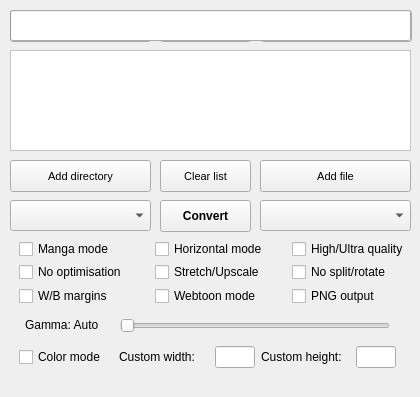
The window that gui/KCC.ui (ciromattia/kcc) describes before a commit, drawn with Qt 5.
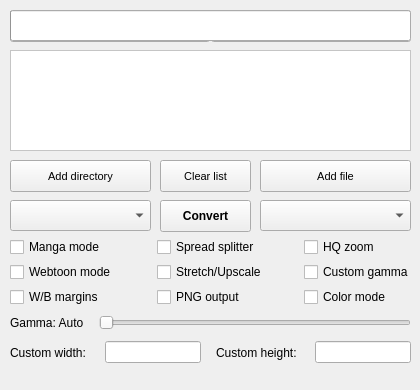
The same window after the commit. Icons and pictures are not drawn.

```diff
--- a/gui/KCC.ui
+++ b/gui/KCC.ui
@@ -7,19 +7,19 @@
     <x>0</x>
     <y>0</y>
     <width>420</width>
-    <height>397</height>
+    <height>390</height>
    </rect>
   </property>
   <property name="minimumSize">
    <size>
     <width>420</width>
-    <height>397</height>
+    <height>390</height>
    </size>
   </property>
   <property name="maximumSize">
    <size>
     <width>420</width>
-    <height>397</height>
+    <height>390</height>
    </size>
   </property>
   <property name="font">
@@ -38,113 +38,6 @@
    <locale language="C" country="AnyCountry"/>
   </property>
   <widget class="QWidget" name="Form">
-   <widget class="QFrame" name="OptionsAdvanced">
-    <property name="enabled">
-     <bool>true</bool>
-    </property>
-    <property name="geometry">
-     <rect>
-      <x>10</x>
-      <y>254</y>
-      <width>421</width>
-      <height>61</height>
-     </rect>
-    </property>
-    <property name="font">
-     <font>
-      <pointsize>9</pointsize>
-     </font>
-    </property>
-    <layout class="QGridLayout" name="gridLayout">
-     <property name="leftMargin">
-      <number>9</number>
-     </property>
-     <item row="1" column="0">
-      <widget class="QCheckBox" name="ProcessingBox">
-       <property name="focusPolicy">
-        <enum>Qt::NoFocus</enum>
-       </property>
-       <property name="toolTip">
-        <string>&lt;html&gt;&lt;head/&gt;&lt;body&gt;&lt;p style='white-space:pre'&gt;Disable image optimizations.&lt;br/&gt;&lt;span style=&quot; font-weight:600;&quot;&gt;Input images must be already resized.&lt;/span&gt;&lt;/p&gt;&lt;/body&gt;&lt;/html&gt;</string>
-       </property>
-       <property name="text">
-        <string>No optimisation</string>
-       </property>
-      </widget>
-     </item>
-     <item row="1" column="1">
-      <widget class="QCheckBox" name="UpscaleBox">
-       <property name="focusPolicy">
-        <enum>Qt::NoFocus</enum>
-       </property>
-       <property name="toolTip">
-        <string>&lt;html&gt;&lt;head/&gt;&lt;body&gt;&lt;p&gt;&lt;span style=&quot; font-weight:600; text-decoration: underline;&quot;&gt;Unchecked - Nothing&lt;br/&gt;&lt;/span&gt;Images smaller than device resolution will not be resized.&lt;/p&gt;&lt;p&gt;&lt;span style=&quot; font-weight:600; text-decoration: underline;&quot;&gt;Indeterminate - Stretching&lt;br/&gt;&lt;/span&gt;Images smaller than device resolution will be resized. Aspect ratio will be not preserved.&lt;/p&gt;&lt;p&gt;&lt;span style=&quot; font-weight:600; text-decoration: underline;&quot;&gt;Checked - Upscaling&lt;br/&gt;&lt;/span&gt;Images smaller than device resolution will be resized. Aspect ratio will be preserved.&lt;/p&gt;&lt;/body&gt;&lt;/html&gt;</string>
-       </property>
-       <property name="text">
-        <string>Stretch/Upscale</string>
-       </property>
-       <property name="tristate">
-        <bool>true</bool>
-       </property>
-      </widget>
-     </item>
-     <item row="3" column="1">
-      <widget class="QCheckBox" name="WebtoonBox">
-       <property name="focusPolicy">
-        <enum>Qt::NoFocus</enum>
-       </property>
-       <property name="toolTip">
-        <string>&lt;html&gt;&lt;head/&gt;&lt;body&gt;&lt;p style='white-space:pre'&gt;Enable special parsing mode for WebToons.&lt;/p&gt;&lt;/body&gt;&lt;/html&gt;</string>
-       </property>
-       <property name="text">
-        <string>Webtoon mode</string>
-       </property>
-      </widget>
-     </item>
-     <item row="3" column="2">
-      <widget class="QCheckBox" name="NoDitheringBox">
-       <property name="focusPolicy">
-        <enum>Qt::NoFocus</enum>
-       </property>
-       <property name="toolTip">
-        <string>&lt;html&gt;&lt;head/&gt;&lt;body&gt;&lt;p style='white-space:pre'&gt;Create PNG files instead JPEG.&lt;br/&gt;Quality increase is not noticeable on most of devices.&lt;br/&gt;Output files &lt;span style=&quot; font-weight:600;&quot;&gt;might&lt;/span&gt; be smaller.&lt;br/&gt;&lt;span style=&quot; font-weight:600;&quot;&gt;MOBI conversion will be much slower.&lt;/span&gt;&lt;/p&gt;&lt;/body&gt;&lt;/html&gt;</string>
-       </property>
-       <property name="text">
-        <string>PNG output</string>
-       </property>
-      </widget>
-     </item>
-     <item row="3" column="0">
-      <widget class="QCheckBox" name="BorderBox">
-       <property name="focusPolicy">
-        <enum>Qt::NoFocus</enum>
-       </property>
-       <property name="toolTip">
-        <string>&lt;html&gt;&lt;head/&gt;&lt;body&gt;&lt;p&gt;&lt;span style=&quot; font-weight:600; text-decoration: underline;&quot;&gt;Unchecked - Autodetection&lt;br/&gt;&lt;/span&gt;Color of margins fill will be detected automatically.&lt;/p&gt;&lt;p&gt;&lt;span style=&quot; font-weight:600; text-decoration: underline;&quot;&gt;Indeterminate - White&lt;br/&gt;&lt;/span&gt;Margins will be filled with white color.&lt;/p&gt;&lt;p&gt;&lt;span style=&quot; font-weight:600; text-decoration: underline;&quot;&gt;Checked - Black&lt;br/&gt;&lt;/span&gt;Margins will be filled with black color.&lt;/p&gt;&lt;/body&gt;&lt;/html&gt;</string>
-       </property>
-       <property name="text">
-        <string>W/B margins</string>
-       </property>
-       <property name="tristate">
-        <bool>true</bool>
-       </property>
-      </widget>
-     </item>
-     <item row="1" column="2">
-      <widget class="QCheckBox" name="NoRotateBox">
-       <property name="focusPolicy">
-        <enum>Qt::NoFocus</enum>
-       </property>
-       <property name="toolTip">
-        <string>&lt;html&gt;&lt;head/&gt;&lt;body&gt;&lt;p style='white-space:pre'&gt;Disable page splitting and rotation.&lt;/p&gt;&lt;/body&gt;&lt;/html&gt;</string>
-       </property>
-       <property name="text">
-        <string>No split/rotate</string>
-       </property>
-      </widget>
-     </item>
-    </layout>
-   </widget>
    <widget class="QComboBox" name="DeviceBox">
     <property name="geometry">
      <rect>
@@ -302,9 +195,9 @@
     <property name="geometry">
      <rect>
       <x>10</x>
-      <y>230</y>
-      <width>421</width>
-      <height>41</height>
+      <y>237</y>
+      <width>401</width>
+      <height>70</height>
      </rect>
     </property>
     <property name="font">
@@ -312,15 +205,27 @@
       <pointsize>9</pointsize>
      </font>
     </property>
+    <layout class="QGridLayout" name="gridLayout" columnstretch="0,0,0">
+     <property name="leftMargin">
+      <number>0</number>
+     </property>
+     <property name="topMargin">
+      <number>0</number>
+     </property>
+     <property name="rightMargin">
+      <number>0</number>
+     </property>
+     <property name="bottomMargin">
+      <number>0</number>
+     </property>
+     <property name="horizontalSpacing">
+      <number>40</number>
+     </property>
+     <property name="verticalSpacing">
+      <number>5</number>
+     </property>
+     <item row="2" column="0">
     <widget class="QCheckBox" name="MangaBox">
-     <property name="geometry">
-      <rect>
-       <x>9</x>
-       <y>10</y>
-       <width>130</width>
-       <height>18</height>
-      </rect>
-     </property>
      <property name="focusPolicy">
       <enum>Qt::NoFocus</enum>
      </property>
@@ -331,37 +236,25 @@
       <string>Manga mode</string>
      </property>
     </widget>
-    <widget class="QCheckBox" name="QualityBox">
-     <property name="geometry">
-      <rect>
-       <x>282</x>
-       <y>10</y>
-       <width>130</width>
-       <height>18</height>
-      </rect>
-     </property>
-     <property name="focusPolicy">
-      <enum>Qt::NoFocus</enum>
-     </property>
-     <property name="toolTip">
-      <string>&lt;html&gt;&lt;head/&gt;&lt;body&gt;&lt;p style='white-space:pre'&gt;Quality of Panel View/zoom. Highly impact size of output file.&lt;br/&gt;&lt;span style=&quot; font-weight:600;&quot;&gt;This option control only quality of magnification!&lt;/span&gt;&lt;/p&gt;&lt;/body&gt;&lt;/html&gt;</string>
-     </property>
-     <property name="text">
-      <string>High/Ultra quality</string>
-     </property>
-     <property name="tristate">
-      <bool>true</bool>
-     </property>
-    </widget>
+     </item>
+     <item row="2" column="1">
     <widget class="QCheckBox" name="RotateBox">
-     <property name="geometry">
-      <rect>
-       <x>145</x>
-       <y>10</y>
-       <width>130</width>
-       <height>18</height>
-      </rect>
-     </property>
+       <property name="focusPolicy">
+        <enum>Qt::NoFocus</enum>
+       </property>
+       <property name="toolTip">
+        <string>&lt;html&gt;&lt;head/&gt;&lt;body&gt;&lt;p&gt;&lt;span style=&quot; font-weight:600; text-decoration: underline;&quot;&gt;Unchecked - Split&lt;br/&gt;&lt;/span&gt;Double page spreads will be cut into two separate pages.&lt;/p&gt;&lt;p&gt;&lt;span style=&quot; font-weight:600; text-decoration: underline;&quot;&gt;Indeterminate - Rotate and split&lt;br/&gt;&lt;/span&gt;Double page spreads will be displayed twice. First rotated and then split. &lt;/p&gt;&lt;p&gt;&lt;span style=&quot; font-weight:600; text-decoration: underline;&quot;&gt;Checked - Rotate&lt;br/&gt;&lt;/span&gt;Double page spreads will be rotated.&lt;/p&gt;&lt;/body&gt;&lt;/html&gt;</string>
+       </property>
+       <property name="text">
+        <string>Spread splitter</string>
+       </property>
+       <property name="tristate">
+        <bool>true</bool>
+       </property>
+      </widget>
+     </item>
+     <item row="2" column="2">
+      <widget class="QCheckBox" name="QualityBox">
      <property name="focusPolicy">
       <enum>Qt::NoFocus</enum>
      </property>
@@ -369,12 +262,95 @@
       <string>&lt;html&gt;&lt;head/&gt;&lt;body&gt;&lt;p style='white-space:pre'&gt;Disable splitting of two-page spreads.&lt;br/&gt;They will be rotated instead.&lt;/p&gt;&lt;/body&gt;&lt;/html&gt;</string>
      </property>
      <property name="text">
-      <string>Horizontal mode</string>
-     </property>
-    </widget>
-    <zorder>RotateBox</zorder>
-    <zorder>MangaBox</zorder>
-    <zorder>QualityBox</zorder>
+        <string>HQ zoom</string>
+       </property>
+      </widget>
+     </item>
+     <item row="4" column="2">
+      <widget class="QCheckBox" name="GammaBox">
+       <property name="focusPolicy">
+        <enum>Qt::NoFocus</enum>
+       </property>
+       <property name="toolTip">
+        <string>&lt;html&gt;&lt;head/&gt;&lt;body&gt;&lt;p style='white-space:pre'&gt;Disable automatic gamma correction.&lt;/p&gt;&lt;/body&gt;&lt;/html&gt;</string>
+       </property>
+       <property name="text">
+        <string>Custom gamma</string>
+       </property>
+      </widget>
+     </item>
+     <item row="5" column="1">
+      <widget class="QCheckBox" name="NoDitheringBox">
+       <property name="focusPolicy">
+        <enum>Qt::NoFocus</enum>
+       </property>
+       <property name="toolTip">
+        <string>&lt;html&gt;&lt;head/&gt;&lt;body&gt;&lt;p style='white-space:pre'&gt;Create PNG files instead JPEG.&lt;br/&gt;Quality increase is not noticeable on most of devices.&lt;br/&gt;Output files &lt;span style=&quot; font-weight:600;&quot;&gt;might&lt;/span&gt; be smaller.&lt;br/&gt;&lt;span style=&quot; font-weight:600;&quot;&gt;MOBI conversion will be much slower.&lt;/span&gt;&lt;/p&gt;&lt;/body&gt;&lt;/html&gt;</string>
+       </property>
+       <property name="text">
+        <string>PNG output</string>
+       </property>
+      </widget>
+     </item>
+     <item row="5" column="2">
+      <widget class="QCheckBox" name="ColorBox">
+       <property name="focusPolicy">
+        <enum>Qt::NoFocus</enum>
+       </property>
+       <property name="toolTip">
+        <string>&lt;html&gt;&lt;head/&gt;&lt;body&gt;&lt;p style='white-space:pre'&gt;Disable conversion to grayscale.&lt;/p&gt;&lt;/body&gt;&lt;/html&gt;</string>
+       </property>
+       <property name="text">
+        <string>Color mode</string>
+       </property>
+      </widget>
+     </item>
+     <item row="4" column="1">
+      <widget class="QCheckBox" name="UpscaleBox">
+       <property name="focusPolicy">
+        <enum>Qt::NoFocus</enum>
+       </property>
+       <property name="toolTip">
+        <string>&lt;html&gt;&lt;head/&gt;&lt;body&gt;&lt;p&gt;&lt;span style=&quot; font-weight:600; text-decoration: underline;&quot;&gt;Unchecked - Nothing&lt;br/&gt;&lt;/span&gt;Images smaller than device resolution will not be resized.&lt;/p&gt;&lt;p&gt;&lt;span style=&quot; font-weight:600; text-decoration: underline;&quot;&gt;Indeterminate - Stretching&lt;br/&gt;&lt;/span&gt;Images smaller than device resolution will be resized. Aspect ratio will be not preserved.&lt;/p&gt;&lt;p&gt;&lt;span style=&quot; font-weight:600; text-decoration: underline;&quot;&gt;Checked - Upscaling&lt;br/&gt;&lt;/span&gt;Images smaller than device resolution will be resized. Aspect ratio will be preserved.&lt;/p&gt;&lt;/body&gt;&lt;/html&gt;</string>
+       </property>
+       <property name="text">
+        <string>Stretch/Upscale</string>
+       </property>
+       <property name="tristate">
+        <bool>true</bool>
+       </property>
+      </widget>
+     </item>
+     <item row="4" column="0">
+      <widget class="QCheckBox" name="WebtoonBox">
+       <property name="focusPolicy">
+        <enum>Qt::NoFocus</enum>
+       </property>
+       <property name="toolTip">
+        <string>&lt;html&gt;&lt;head/&gt;&lt;body&gt;&lt;p style='white-space:pre'&gt;Enable special parsing mode for Korean Webtoons.&lt;/p&gt;&lt;/body&gt;&lt;/html&gt;</string>
+       </property>
+       <property name="text">
+        <string>Webtoon mode</string>
+       </property>
+      </widget>
+     </item>
+     <item row="5" column="0">
+      <widget class="QCheckBox" name="BorderBox">
+       <property name="focusPolicy">
+        <enum>Qt::NoFocus</enum>
+       </property>
+       <property name="toolTip">
+        <string>&lt;html&gt;&lt;head/&gt;&lt;body&gt;&lt;p&gt;&lt;span style=&quot; font-weight:600; text-decoration: underline;&quot;&gt;Unchecked - Autodetection&lt;br/&gt;&lt;/span&gt;Color of margins fill will be detected automatically.&lt;/p&gt;&lt;p&gt;&lt;span style=&quot; font-weight:600; text-decoration: underline;&quot;&gt;Indeterminate - White&lt;br/&gt;&lt;/span&gt;Margins will be filled with white color.&lt;/p&gt;&lt;p&gt;&lt;span style=&quot; font-weight:600; text-decoration: underline;&quot;&gt;Checked - Black&lt;br/&gt;&lt;/span&gt;Margins will be filled with black color.&lt;/p&gt;&lt;/body&gt;&lt;/html&gt;</string>
+       </property>
+       <property name="text">
+        <string>W/B margins</string>
+       </property>
+       <property name="tristate">
+        <bool>true</bool>
+       </property>
+      </widget>
+     </item>
+    </layout>
    </widget>
    <widget class="QListWidget" name="JobList">
     <property name="geometry">
@@ -404,49 +380,7 @@
      <enum>QAbstractItemView::ScrollPerPixel</enum>
     </property>
    </widget>
-   <widget class="QPushButton" name="BasicModeButton">
-    <property name="geometry">
-     <rect>
-      <x>10</x>
-      <y>10</y>
-      <width>141</width>
-      <height>32</height>
-     </rect>
-    </property>
-    <property name="font">
-     <font>
-      <pointsize>9</pointsize>
-     </font>
-    </property>
-    <property name="focusPolicy">
-     <enum>Qt::NoFocus</enum>
-    </property>
-    <property name="text">
-     <string>Basic</string>
-    </property>
-   </widget>
-   <widget class="QPushButton" name="AdvModeButton">
-    <property name="geometry">
-     <rect>
-      <x>261</x>
-      <y>10</y>
-      <width>151</width>
-      <height>32</height>
-     </rect>
-    </property>
-    <property name="font">
-     <font>
-      <pointsize>9</pointsize>
-     </font>
-    </property>
-    <property name="focusPolicy">
-     <enum>Qt::NoFocus</enum>
-    </property>
-    <property name="text">
-     <string>Advanced</string>
-    </property>
-   </widget>
-   <widget class="QFrame" name="OptionsAdvancedGamma">
+   <widget class="QFrame" name="OptionsGamma">
     <property name="enabled">
      <bool>true</bool>
     </property>
@@ -455,7 +389,7 @@
       <x>10</x>
       <y>305</y>
       <width>401</width>
-      <height>41</height>
+      <height>35</height>
      </rect>
     </property>
     <property name="font">
@@ -463,28 +397,31 @@
       <pointsize>9</pointsize>
      </font>
     </property>
+    <layout class="QHBoxLayout" name="horizontalLayout">
+     <property name="spacing">
+      <number>15</number>
+     </property>
+     <property name="leftMargin">
+      <number>0</number>
+     </property>
+     <property name="topMargin">
+      <number>0</number>
+     </property>
+     <property name="rightMargin">
+      <number>0</number>
+     </property>
+     <property name="bottomMargin">
+      <number>0</number>
+     </property>
+     <item>
     <widget class="QLabel" name="GammaLabel">
-     <property name="geometry">
-      <rect>
-       <x>15</x>
-       <y>0</y>
-       <width>100</width>
-       <height>40</height>
-      </rect>
-     </property>
      <property name="text">
       <string>Gamma: Auto</string>
      </property>
     </widget>
+     </item>
+     <item>
     <widget class="QSlider" name="GammaSlider">
-     <property name="geometry">
-      <rect>
-       <x>110</x>
-       <y>10</y>
-       <width>270</width>
-       <height>22</height>
-      </rect>
-     </property>
      <property name="focusPolicy">
       <enum>Qt::ClickFocus</enum>
      </property>
@@ -498,6 +435,8 @@
       <enum>Qt::Horizontal</enum>
      </property>
     </widget>
+     </item>
+    </layout>
    </widget>
    <widget class="QProgressBar" name="ProgressBar">
     <property name="geometry">
@@ -529,9 +468,9 @@
     <property name="geometry">
      <rect>
       <x>10</x>
-      <y>337</y>
-      <width>421</width>
-      <height>41</height>
+      <y>340</y>
+      <width>401</width>
+      <height>25</height>
      </rect>
     </property>
     <property name="font">
@@ -539,36 +478,23 @@
       <pointsize>9</pointsize>
      </font>
     </property>
-    <widget class="QCheckBox" name="ColorBox">
-     <property name="geometry">
-      <rect>
-       <x>9</x>
-       <y>11</y>
-       <width>130</width>
-       <height>18</height>
-      </rect>
+    <layout class="QHBoxLayout" name="horizontalLayout_2">
+     <property name="spacing">
+      <number>15</number>
      </property>
-     <property name="focusPolicy">
-      <enum>Qt::NoFocus</enum>
+     <property name="leftMargin">
+      <number>0</number>
      </property>
-     <property name="toolTip">
-      <string>&lt;html&gt;&lt;head/&gt;&lt;body&gt;&lt;p style='white-space:pre'&gt;Don't convert images to grayscale.&lt;/p&gt;&lt;/body&gt;&lt;/html&gt;</string>
+     <property name="topMargin">
+      <number>0</number>
      </property>
-     <property name="text">
-      <string>Color mode</string>
+     <property name="rightMargin">
+      <number>0</number>
      </property>
-    </widget>
-    <widget class="QFrame" name="OptionsExpertInternal">
-     <property name="geometry">
-      <rect>
-       <x>100</x>
-       <y>0</y>
-       <width>295</width>
-       <height>40</height>
-      </rect>
+     <property name="bottomMargin">
+      <number>0</number>
      </property>
-     <layout class="QGridLayout" name="gridLayout_2">
-      <item row="0" column="0">
+     <item>
        <widget class="QLabel" name="wLabel">
         <property name="toolTip">
          <string>&lt;html&gt;&lt;head/&gt;&lt;body&gt;&lt;p style='white-space:pre'&gt;Resolution of target device.&lt;/p&gt;&lt;/body&gt;&lt;/html&gt;</string>
@@ -578,7 +504,7 @@
         </property>
        </widget>
       </item>
-      <item row="0" column="1">
+     <item>
        <widget class="QLineEdit" name="customWidth">
         <property name="sizePolicy">
          <sizepolicy hsizetype="Fixed" vsizetype="Fixed">
@@ -586,12 +512,6 @@
           <verstretch>0</verstretch>
          </sizepolicy>
         </property>
-        <property name="maximumSize">
-         <size>
-          <width>40</width>
-          <height>16777215</height>
-         </size>
-        </property>
         <property name="focusPolicy">
          <enum>Qt::ClickFocus</enum>
         </property>
@@ -609,7 +529,7 @@
         </property>
        </widget>
       </item>
-      <item row="0" column="2">
+     <item>
        <widget class="QLabel" name="hLabel">
         <property name="toolTip">
          <string>&lt;html&gt;&lt;head/&gt;&lt;body&gt;&lt;p style='white-space:pre'&gt;Resolution of target device.&lt;/p&gt;&lt;/body&gt;&lt;/html&gt;</string>
@@ -619,7 +539,7 @@
         </property>
        </widget>
       </item>
-      <item row="0" column="3">
+     <item>
        <widget class="QLineEdit" name="customHeight">
         <property name="sizePolicy">
          <sizepolicy hsizetype="Fixed" vsizetype="Fixed">
@@ -627,12 +547,6 @@
           <verstretch>0</verstretch>
          </sizepolicy>
         </property>
-        <property name="maximumSize">
-         <size>
-          <width>40</width>
-          <height>16777215</height>
-         </size>
-        </property>
         <property name="focusPolicy">
          <enum>Qt::ClickFocus</enum>
         </property>
@@ -651,14 +565,13 @@
        </widget>
       </item>
      </layout>
-    </widget>
    </widget>
    <widget class="QPushButton" name="EditorButton">
     <property name="geometry">
      <rect>
-      <x>160</x>
+      <x>10</x>
       <y>10</y>
-      <width>91</width>
+      <width>200</width>
       <height>32</height>
      </rect>
     </property>
@@ -678,7 +591,31 @@
       <normaloff>:/Other/icons/editor.png</normaloff>:/Other/icons/editor.png</iconset>
     </property>
    </widget>
-   <zorder>OptionsAdvanced</zorder>
+   <widget class="QPushButton" name="WikiButton">
+    <property name="geometry">
+     <rect>
+      <x>211</x>
+      <y>10</y>
+      <width>200</width>
+      <height>32</height>
+     </rect>
+    </property>
+    <property name="font">
+     <font>
+      <pointsize>9</pointsize>
+     </font>
+    </property>
+    <property name="focusPolicy">
+     <enum>Qt::NoFocus</enum>
+    </property>
+    <property name="text">
+     <string>Wiki</string>
+    </property>
+    <property name="icon">
+     <iconset resource="KCC.qrc">
+      <normaloff>:/Other/icons/wiki.png</normaloff>:/Other/icons/wiki.png</iconset>
+    </property>
+   </widget>
    <zorder>DeviceBox</zorder>
    <zorder>FormatBox</zorder>
    <zorder>ConvertButton</zorder>
```
Left out of the diff: 15 changed lines with no effect on the pictures. Lines whose indentation alone changed are shown as unchanged.
